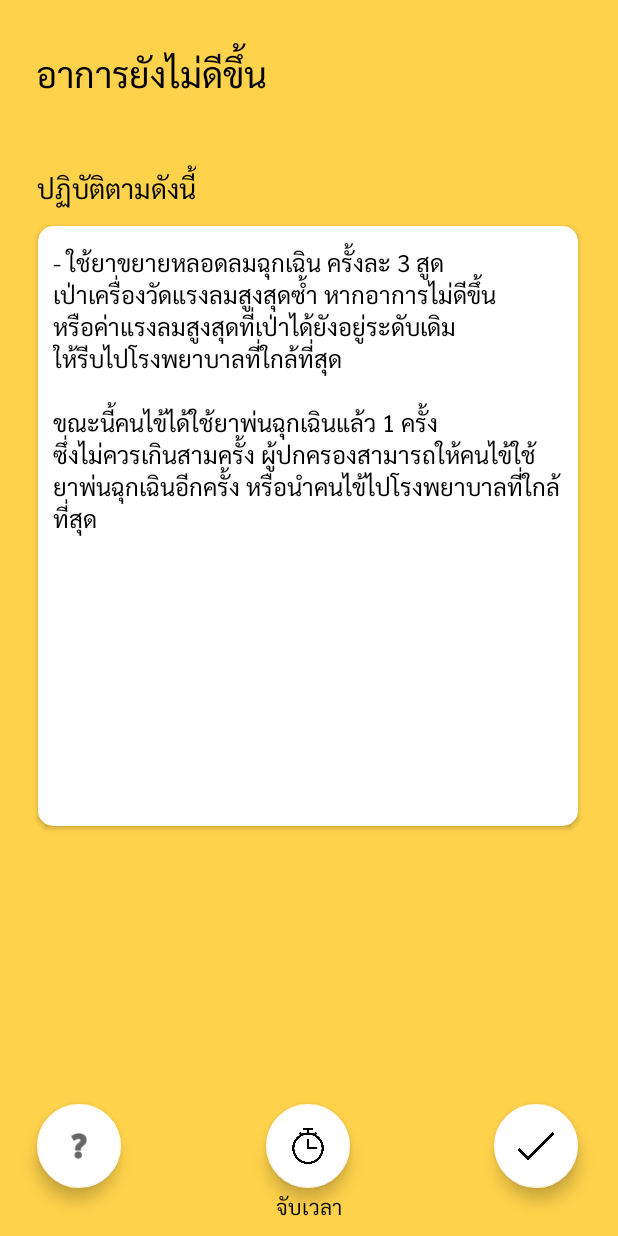
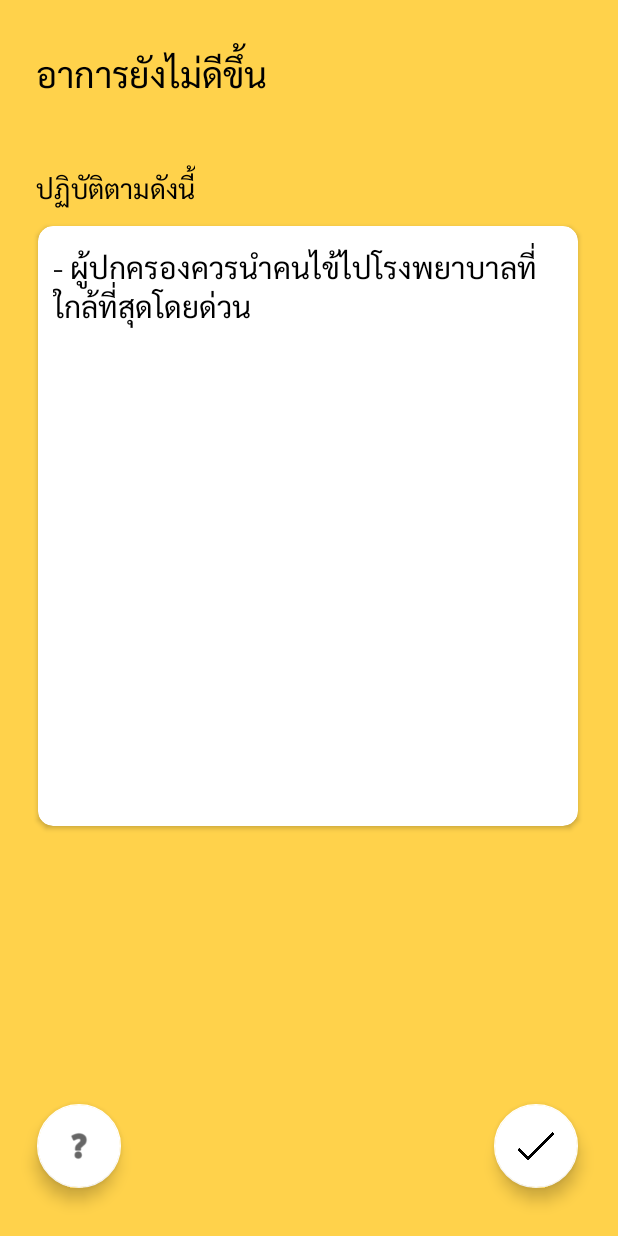
Before and after one commit to supanut-kon/AsthmaPrototype, an Android app: the YellowFinalWarningActivity screen opened directly, with no data from a screen before it, on a phone screen of 412 x 824 dp. Run offline under Robolectric (Android 15) with nearby library versions, the phone set to English and light mode, and no system bars.

Commit message:
20052021

```diff
--- a/app/src/main/java/cnmi/it/asthmaprototype/Activities/FlowActivityAfterYellow.java
+++ b/app/src/main/java/cnmi/it/asthmaprototype/Activities/FlowActivityAfterYellow.java
@@ -248,7 +248,9 @@ public class FlowActivityAfterYellow extends AppCompatActivity {
                 db2.insert(FlowColumn.FlowEntry.TABLE_NAME, null, values);
                 db2.close();
                 finish();
-                //startActivity(toAfter);
+                Intent toFinalGreen = new Intent(FlowActivityAfterYellow.this, GreenFinalActivity.class);
+
+                startActivity(toFinalGreen);
             }
         });
 
--- a/app/src/main/java/cnmi/it/asthmaprototype/Activities/PatientInformationEdit.java
+++ b/app/src/main/java/cnmi/it/asthmaprototype/Activities/PatientInformationEdit.java
@@ -63,6 +63,7 @@ public class PatientInformationEdit extends AppCompatActivity {
             values.put(PatientColumn.PatientEntry.COLUMN_GENDER, igender);
             values.put(PatientColumn.PatientEntry.COLUMN_WEIGHT, weight.getText().toString().trim());
             values.put(PatientColumn.PatientEntry.COLUMN_CONGENITAL, congenital.getText().toString().trim());
+            values.put(PatientColumn.PatientEntry.COLUMN_USER, 1);
             values.put(PatientColumn.PatientEntry.COLUMN_USER, userid);
 
             db.insert(PatientColumn.PatientEntry.TABLE_NAME, null, values);
--- a/app/src/main/java/cnmi/it/asthmaprototype/Activities/RedWarning.java
+++ b/app/src/main/java/cnmi/it/asthmaprototype/Activities/RedWarning.java
@@ -24,7 +24,7 @@ public class RedWarning extends AppCompatActivity {
 
         redText = findViewById(R.id.RedTextview);
         redText.setText("- ใช้ยาขยายหลอดลมฉุกเฉิน 6-10 สูด \nทุก 15 นาทีขณะเดินทางไปโรงพยาบาล\n\n- กินยาสเตียร์รอยด์ 1 เม็ด \nแล้วรีบไปโรงพยาบาลทันที");
-        redInhaler =findViewById(R.id.RedinhalerText);
+        redInhaler = findViewById(R.id.RedinhalerText);
         redInhaler.setText("6-10 สูด ทุก 15 นาทีขณะเดินทางไปโรงพยาบาล");
 
         fab = findViewById(R.id.floatingActionButton);
--- a/app/src/main/java/cnmi/it/asthmaprototype/Activities/YellowFinalWarningActivity.java
+++ b/app/src/main/java/cnmi/it/asthmaprototype/Activities/YellowFinalWarningActivity.java
@@ -25,17 +25,16 @@ public class YellowFinalWarningActivity extends AppCompatActivity {
     TextView yellowtext, yellowinhaler, timer, againText, timerText, yellowHeader, yellowDesc, inhalertext, inhalerlabel;
     Button hiddenBtn;
     ImageView image;
-    int count;
 
     @Override
     protected void onCreate(Bundle savedInstanceState){
         super.onCreate(savedInstanceState);
         setContentView(R.layout.activity_yellow_warning);
 
-        Bundle extras = getIntent().getExtras();
-        if(extras!=null) {
-            count = extras.getInt("count");
-        } else count =1;
+//        Bundle extras = getIntent().getExtras();
+//        if(extras!=null) {
+//            count = extras.getInt("count");
+//        } else count =1;
         fab = findViewById(R.id.floatingActionButton);
         timer = findViewById(R.id.timer);
         yellowtext = findViewById(R.id.RedTextview);
@@ -55,15 +54,14 @@ public class YellowFinalWarningActivity extends AppCompatActivity {
         yellowDesc.setVisibility(View.INVISIBLE);
         hiddenBtn.setVisibility(View.INVISIBLE);
         againText.setVisibility(View.INVISIBLE);
-        //yellowTimer.setVisibility(View.INVISIBLE);
-        //timer.setVisibility(View.INVISIBLE);
+        yellowTimer.setVisibility(View.INVISIBLE);
+        timer.setVisibility(View.INVISIBLE);
+        timerText.setVisibility(View.INVISIBLE);
 
         yellowHeader.setText("อาการยังไม่ดีขึ้น");
-        if(count<3) {
-            yellowtext.setText("- ใช้ยาขยายหลอดลมฉุกเฉิน ครั้งละ 3 สูด\nเป่าเครื่องวัดแรงลมสูงสุดซ้ำ หากอาการไม่ดีขึ้น\nหรือค่าแรงลมสูงสุดที่เป่าได้ยังอยู่ระดับเดิม \nให้รีบไปโรงพยาบาลที่ใกล้ที่สุด\n\nขณะนี้คนไข้ได้ใช้ยาพ่นฉุกเฉินแล้ว " + count + " ครั้ง\nซึ่งไม่ควรเกินสามครั้ง ผู้ปกครองสามารถให้คนไข้ใช้ยาพ่นฉุกเฉินอีกครั้ง หรือนำคนไข้ไปโรงพยาบาลที่ใกล้ที่สุด");
-        }else {
-            yellowtext.setText("คนไข้ใช้ยาพ่นฉุกเฉิน 3 ครั้งแล้ว\nผู้ปกครองควรนำคนไข้ไปโรงพยาบาลที่ใกล้ที่สุด");
-        }
+        yellowtext.setTextSize(20);
+        yellowtext.setText("- ผู้ปกครองควรนำคนไข้ไปโรงพยาบาลที่ใกล้ที่สุดโดยด่วน");
+
         yellowTimer.setOnClickListener(v -> new CountDownTimer(9000, 1000){
 
             @Override
--- a/app/src/main/java/cnmi/it/asthmaprototype/Database/DatabaseAccess.java
+++ b/app/src/main/java/cnmi/it/asthmaprototype/Database/DatabaseAccess.java
@@ -93,7 +93,7 @@ public class DatabaseAccess {
         Cursor c = database.rawQuery("SELECT * FROM asthma_patient WHERE userid = " + currentUserId, null);
         c.moveToFirst();
         while (!c.isAfterLast()){
-            patients = new PatientModel(c.getInt(0), c.getString(1), c.getString(2), c.getInt(3), c.getString(4), c.getInt(5),c.getInt(6), c.getString(7), c.getString(8), c.getString(9), c.getString(10), c.getInt(11));
+            patients = new PatientModel(c.getInt(0), c.getString(1), c.getString(2), c.getInt(3), c.getString(4), c.getInt(5),c.getInt(6), c.getString(7), c.getString(8), c.getString(9), c.getInt(10));
             patientArraylist.add(patients);
             c.moveToNext();
         }
--- a/app/src/main/res/layout/activity_yellow_warning.xml
+++ b/app/src/main/res/layout/activity_yellow_warning.xml
@@ -5,7 +5,8 @@
     android:layout_width="match_parent"
     android:layout_height="match_parent"
     android:background="#B9FFC107"
-    tools:context=".Activities.YellowWarning">
+    tools:context=".Activities.YellowWarning"
+    android:id="@+id/main_layout">
 
     <com.google.android.material.floatingactionbutton.FloatingActionButton
         android:id="@+id/YellowinhalerHelp"
@@ -109,12 +110,13 @@
         android:id="@+id/YellowWarningHeader"
         android:layout_width="wrap_content"
         android:layout_height="wrap_content"
+        android:layout_marginStart="24dp"
         android:text="ปฏิบัติตามดังนี้"
         android:textColor="#000000"
         android:textSize="18sp"
         app:layout_constraintBottom_toBottomOf="parent"
         app:layout_constraintEnd_toEndOf="parent"
-        app:layout_constraintHorizontal_bias="0.081"
+        app:layout_constraintHorizontal_bias="0.0"
         app:layout_constraintStart_toStartOf="parent"
         app:layout_constraintTop_toBottomOf="@+id/YellowDesc"
         app:layout_constraintVertical_bias="0.013" />
@@ -153,12 +155,13 @@
         android:id="@+id/YellowDesc"
         android:layout_width="wrap_content"
         android:layout_height="wrap_content"
+        android:layout_marginStart="24dp"
         android:text="ไอ แน่นหน้าอก หายใจเสียงวี๊ด ออกกำลังแล้วเหนื่อยกว่าปกติ"
         android:textColor="@color/black"
         android:textSize="15sp"
         app:layout_constraintBottom_toBottomOf="parent"
         app:layout_constraintEnd_toEndOf="parent"
-        app:layout_constraintHorizontal_bias="0.543"
+        app:layout_constraintHorizontal_bias="0.0"
         app:layout_constraintStart_toStartOf="parent"
         app:layout_constraintTop_toBottomOf="@+id/YellowHeader1"
         app:layout_constraintVertical_bias="0.0" />
@@ -200,8 +203,8 @@
         app:layout_constraintEnd_toEndOf="parent"
         app:layout_constraintHorizontal_bias="0.963"
         app:layout_constraintStart_toStartOf="parent"
-        app:layout_constraintTop_toBottomOf="@+id/timer"
-        app:layout_constraintVertical_bias="0.0" />
+        app:layout_constraintTop_toTopOf="parent"
+        app:layout_constraintVertical_bias="0.957" />
 
     <TextView
         android:id="@+id/againText"
@@ -209,11 +212,12 @@
         android:layout_height="wrap_content"
         android:text="โปรดวัดแรงลมสูงสุดอีกครั้ง"
         android:textColor="@color/black"
+        android:textSize="12sp"
         app:layout_constraintBottom_toBottomOf="parent"
         app:layout_constraintEnd_toStartOf="@+id/hiddenBtn"
-        app:layout_constraintHorizontal_bias="0.892"
+        app:layout_constraintHorizontal_bias="0.893"
         app:layout_constraintStart_toStartOf="parent"
-        app:layout_constraintTop_toBottomOf="@+id/timer"
-        app:layout_constraintVertical_bias="0.46" />
+        app:layout_constraintTop_toTopOf="parent"
+        app:layout_constraintVertical_bias="0.936" />
 
 </androidx.constraintlayout.widget.ConstraintLayout>
--- a/app/src/main/res/values/colors.xml
+++ b/app/src/main/res/values/colors.xml
@@ -7,4 +7,5 @@
     <color name="teal_700">#FF018786</color>
     <color name="black">#FF000000</color>
     <color name="white">#FFFFFFFF</color>
+    <color name="WarningGreen">#59B55D</color>
 </resources>
```
Also changed, not shown: app/src/main/java/cnmi/it/asthmaprototype/Activities/GreenFinalActivity.java (+11 -2 lines), app/src/main/java/cnmi/it/asthmaprototype/Activities/Profile.java (+6 -6 lines), app/src/main/java/cnmi/it/asthmaprototype/Models/PatientModel.java (+8 -10 lines).
